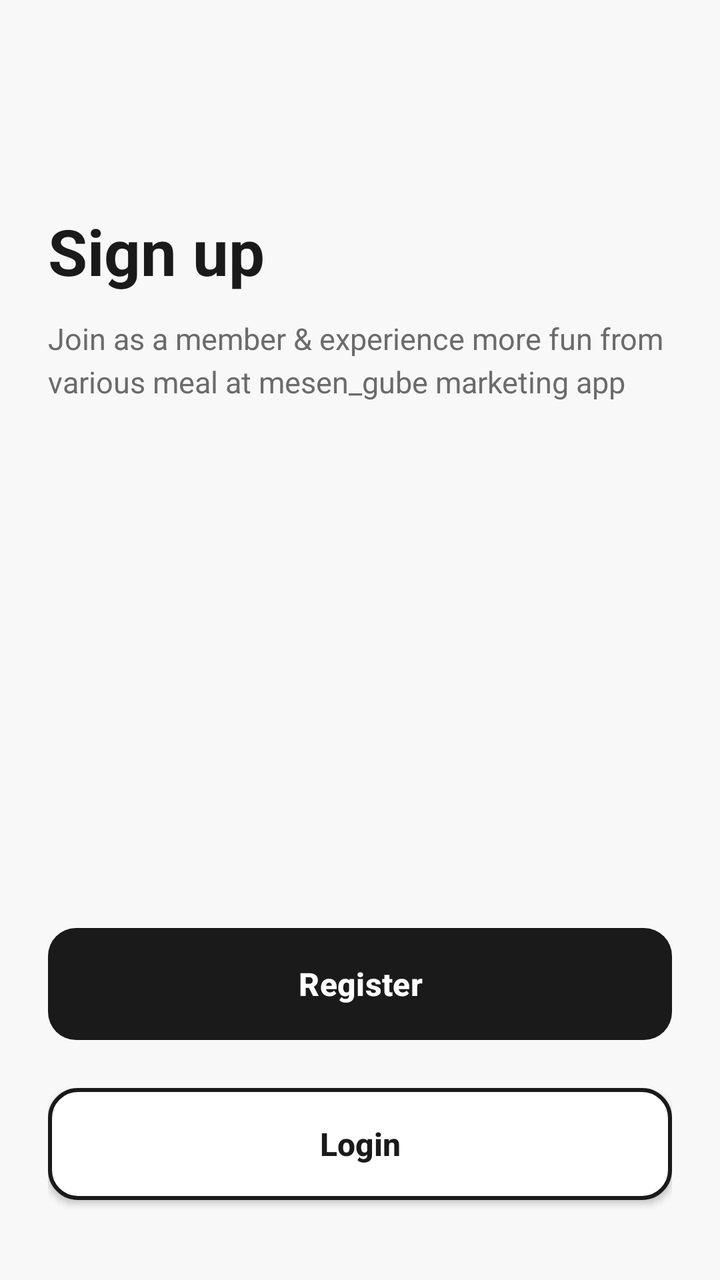
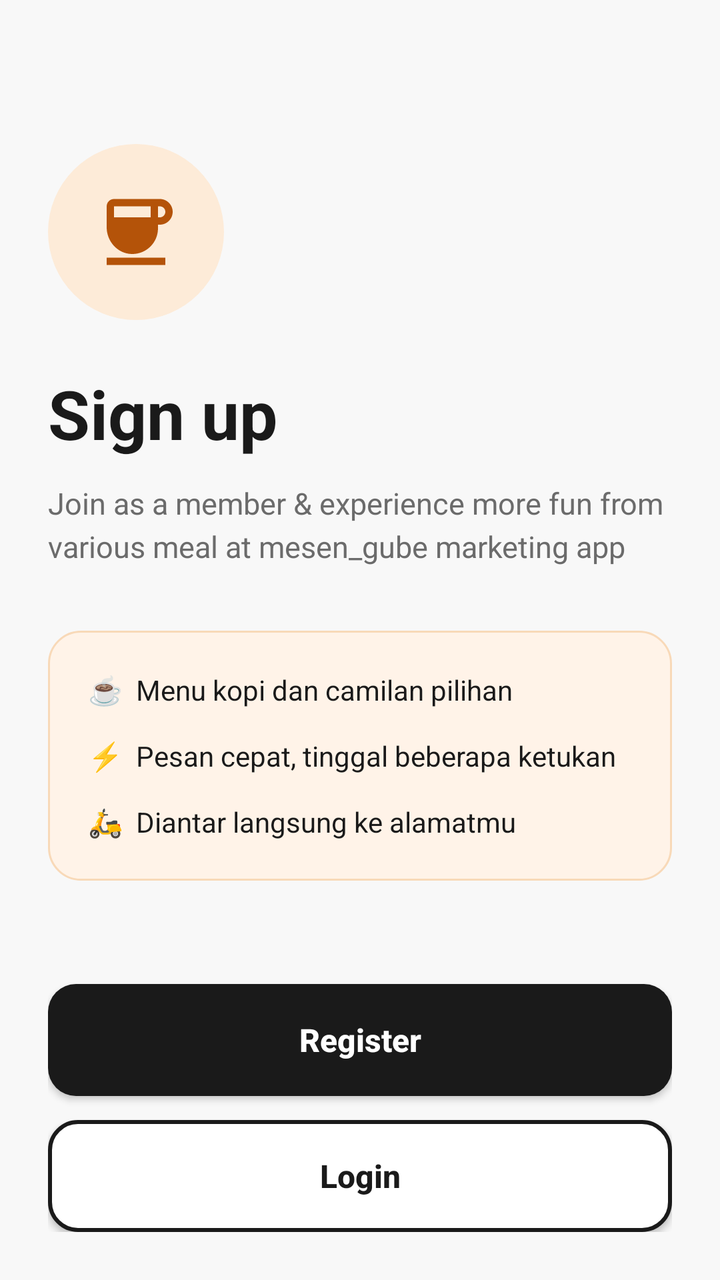

Two renders of the same Android screen: before a commit and after it. Below are the layout's source before the change and the commit's diff.
<!-- AndroidManifest.xml: application theme Theme.KopiDanNyemil -->
<!-- res/layout/activity_sign_up.xml -->
<?xml version="1.0" encoding="utf-8"?>
<androidx.constraintlayout.widget.ConstraintLayout
    xmlns:android="http://schemas.android.com/apk/res/android"
    xmlns:app="http://schemas.android.com/apk/res-auto"
    android:layout_width="match_parent"
    android:layout_height="match_parent"
    android:background="@color/background"
    android:paddingStart="24dp"
    android:paddingEnd="24dp"
    android:paddingTop="24dp"
    android:paddingBottom="16dp">

    <TextView
        android:id="@+id/tvTitle"
        android:layout_width="wrap_content"
        android:layout_height="wrap_content"
        android:layout_marginTop="80dp"
        android:text="Sign up"
        android:textColor="@color/black"
        android:textSize="32sp"
        android:textStyle="bold"
        app:layout_constraintTop_toTopOf="parent"
        app:layout_constraintStart_toStartOf="parent" />

    <TextView
        android:id="@+id/tvDesc"
        android:layout_width="0dp"
        android:layout_height="wrap_content"
        android:layout_marginTop="12dp"
        android:text="Join as a member &amp; experience more fun from various meal at mesen_gube marketing app"
        android:textColor="@color/gray_text"
        android:textSize="15sp"
        android:lineSpacingExtra="4dp"
        app:layout_constraintTop_toBottomOf="@id/tvTitle"
        app:layout_constraintStart_toStartOf="parent"
        app:layout_constraintEnd_toEndOf="parent" />

    <androidx.appcompat.widget.AppCompatButton
        android:id="@+id/btnLogin"
        android:layout_width="0dp"
        android:layout_height="56dp"
        android:background="@drawable/bg_button_outline"
        android:text="Login"
        android:textAllCaps="false"
        android:textColor="@color/black"
        android:textStyle="bold"
        android:textSize="16sp"
        android:layout_marginBottom="24dp"
        android:minHeight="0dp"
        android:paddingTop="0dp"
        android:paddingBottom="0dp"
        android:gravity="center"
        app:layout_constraintBottom_toBottomOf="parent"
        app:layout_constraintStart_toStartOf="parent"
        app:layout_constraintEnd_toEndOf="parent" />

    <Button
        android:id="@+id/btnRegister"
        android:layout_width="0dp"
        android:layout_height="56dp"
        android:layout_marginBottom="24dp"
        android:background="@drawable/bg_button"
        android:backgroundTint="@null"
        android:text="Register"
        android:textAllCaps="false"
        android:textColor="@color/white"
        android:textStyle="bold"
        android:textSize="16sp"
        android:minHeight="0dp"
        android:paddingTop="0dp"
        android:paddingBottom="0dp"
        android:gravity="center"
        app:layout_constraintBottom_toTopOf="@id/btnLogin"
        app:layout_constraintStart_toStartOf="parent"
        app:layout_constraintEnd_toEndOf="parent" />

</androidx.constraintlayout.widget.ConstraintLayout>
<!-- resources referenced by this layout -->
<resources>
  <color name="background">#F8F8F8</color>
  <color name="black">#1A1A1A</color>
  <color name="gray_text">#6B6B6B</color>
  <color name="white">#FFFFFF</color>
  <!-- drawable bg_button (drawable) -->
  <?xml version="1.0" encoding="utf-8"?>
  <shape xmlns:android="http://schemas.android.com/apk/res/android">
      <solid android:color="@color/black" />
      <corners android:radius="14dp" />
  </shape>
  <!-- drawable bg_button_outline (drawable) -->
  <?xml version="1.0" encoding="utf-8"?>
  <shape xmlns:android="http://schemas.android.com/apk/res/android">
      <solid android:color="#FFFFFF" />
      <stroke android:width="2dp" android:color="#1A1A1A" />
      <corners android:radius="14dp" />
  </shape>
  <style name="Theme.KopiDanNyemil" parent="Theme.Material3.Light.NoActionBar">
          <item name="colorPrimary">@color/black</item>
          <item name="android:statusBarColor">@color/background</item>
          <item name="android:windowLightStatusBar">true</item>
          <item name="android:windowBackground">@color/background</item>
          <item name="android:windowAnimationStyle">@style/ActivityAnim</item>
      </style>
  <style name="ActivityAnim" parent="@android:style/Animation.Activity">
          <item name="android:activityOpenEnterAnimation">@anim/slide_in_right</item>
          <item name="android:activityOpenExitAnimation">@anim/slide_out_left</item>
          <item name="android:activityCloseEnterAnimation">@anim/slide_in_left</item>
          <item name="android:activityCloseExitAnimation">@anim/slide_out_right</item>
      </style>
</resources>

<!-- the commit's change to res/layout/activity_sign_up.xml (unified diff, before → after) -->
@@ -1,77 +1,133 @@
 <?xml version="1.0" encoding="utf-8"?>
-<androidx.constraintlayout.widget.ConstraintLayout
+<ScrollView
     xmlns:android="http://schemas.android.com/apk/res/android"
     xmlns:app="http://schemas.android.com/apk/res-auto"
     android:layout_width="match_parent"
     android:layout_height="match_parent"
     android:background="@color/background"
-    android:paddingStart="24dp"
-    android:paddingEnd="24dp"
-    android:paddingTop="24dp"
-    android:paddingBottom="16dp">
+    android:fillViewport="true">
 
-    <TextView
-        android:id="@+id/tvTitle"
-        android:layout_width="wrap_content"
-        android:layout_height="wrap_content"
-        android:layout_marginTop="80dp"
-        android:text="Sign up"
-        android:textColor="@color/black"
-        android:textSize="32sp"
-        android:textStyle="bold"
-        app:layout_constraintTop_toTopOf="parent"
-        app:layout_constraintStart_toStartOf="parent" />
+    <androidx.constraintlayout.widget.ConstraintLayout
+        android:layout_width="match_parent"
+        android:layout_height="match_parent"
+        android:paddingStart="24dp"
+        android:paddingEnd="24dp"
+        android:paddingTop="24dp"
+        android:paddingBottom="24dp">
 
-    <TextView
-        android:id="@+id/tvDesc"
-        android:layout_width="0dp"
-        android:layout_height="wrap_content"
-        android:layout_marginTop="12dp"
-        android:text="Join as a member &amp; experience more fun from various meal at mesen_gube marketing app"
-        android:textColor="@color/gray_text"
-        android:textSize="15sp"
-        android:lineSpacingExtra="4dp"
-        app:layout_constraintTop_toBottomOf="@id/tvTitle"
-        app:layout_constraintStart_toStartOf="parent"
-        app:layout_constraintEnd_toEndOf="parent" />
+        <FrameLayout
+            android:id="@+id/logoCircle"
+            android:layout_width="88dp"
+            android:layout_height="88dp"
+            android:layout_marginTop="48dp"
+            android:background="@drawable/bg_circle_logo"
+            app:layout_constraintStart_toStartOf="parent"
+            app:layout_constraintTop_toTopOf="parent">
 
-    <androidx.appcompat.widget.AppCompatButton
-        android:id="@+id/btnLogin"
-        android:layout_width="0dp"
-        android:layout_height="56dp"
-        android:background="@drawable/bg_button_outline"
-        android:text="Login"
-        android:textAllCaps="false"
-        android:textColor="@color/black"
-        android:textStyle="bold"
-        android:textSize="16sp"
-        android:layout_marginBottom="24dp"
-        android:minHeight="0dp"
-        android:paddingTop="0dp"
-        android:paddingBottom="0dp"
-        android:gravity="center"
-        app:layout_constraintBottom_toBottomOf="parent"
-        app:layout_constraintStart_toStartOf="parent"
-        app:layout_constraintEnd_toEndOf="parent" />
+            <ImageView
+                android:layout_width="44dp"
+                android:layout_height="44dp"
+                android:layout_gravity="center"
+                android:src="@drawable/ic_coffe" />
+        </FrameLayout>
 
-    <Button
-        android:id="@+id/btnRegister"
-        android:layout_width="0dp"
-        android:layout_height="56dp"
-        android:layout_marginBottom="24dp"
-        android:background="@drawable/bg_button"
-        android:backgroundTint="@null"
-        android:text="Register"
-        android:textAllCaps="false"
-        android:textColor="@color/white"
-        android:textStyle="bold"
-        android:textSize="16sp"
-        android:minHeight="0dp"
-        android:paddingTop="0dp"
-        android:paddingBottom="0dp"
-        android:gravity="center"
-        app:layout_constraintBottom_toTopOf="@id/btnLogin"
-        app:layout_constraintStart_toStartOf="parent"
-        app:layout_constraintEnd_toEndOf="parent" />
+        <TextView
+            android:id="@+id/tvTitle"
+            android:layout_width="wrap_content"
+            android:layout_height="wrap_content"
+            android:layout_marginTop="24dp"
+            android:text="Sign up"
+            android:textColor="@color/black"
+            android:textSize="34sp"
+            android:textStyle="bold"
+            app:layout_constraintStart_toStartOf="parent"
+            app:layout_constraintTop_toBottomOf="@id/logoCircle" />
 
-</androidx.constraintlayout.widget.ConstraintLayout>
+        <TextView
+            android:id="@+id/tvDesc"
+            android:layout_width="0dp"
+            android:layout_height="wrap_content"
+            android:layout_marginTop="12dp"
+            android:lineSpacingExtra="4dp"
+            android:text="Join as a member &amp; experience more fun from various meal at mesen_gube marketing app"
+            android:textColor="@color/gray_text"
+            android:textSize="15sp"
+            app:layout_constraintEnd_toEndOf="parent"
+            app:layout_constraintStart_toStartOf="parent"
+            app:layout_constraintTop_toBottomOf="@id/tvTitle" />
+
+        <LinearLayout
+            android:id="@+id/perks"
+            android:layout_width="0dp"
+            android:layout_height="wrap_content"
+            android:layout_marginTop="32dp"
+            android:background="@drawable/bg_card_menu"
+            android:orientation="vertical"
+            android:padding="20dp"
+            app:layout_constraintEnd_toEndOf="parent"
+            app:layout_constraintStart_toStartOf="parent"
+            app:layout_constraintTop_toBottomOf="@id/tvDesc">
+
+            <TextView
+                android:layout_width="wrap_content"
+                android:layout_height="wrap_content"
+                android:text="☕  Menu kopi dan camilan pilihan"
+                android:textColor="@color/black"
+                android:textSize="14sp" />
+
+            <TextView
+                android:layout_width="wrap_content"
+                android:layout_height="wrap_content"
+                android:layout_marginTop="14dp"
+                android:text="⚡  Pesan cepat, tinggal beberapa ketukan"
+                android:textColor="@color/black"
+                android:textSize="14sp" />
+
+            <TextView
+                android:layout_width="wrap_content"
+                android:layout_height="wrap_content"
+                android:layout_marginTop="14dp"
+                android:text="🛵  Diantar langsung ke alamatmu"
+                android:textColor="@color/black"
+                android:textSize="14sp" />
+        </LinearLayout>
+
+        <androidx.appcompat.widget.AppCompatButton
+            android:id="@+id/btnRegister"
+            android:layout_width="0dp"
+            android:layout_height="56dp"
+            android:layout_marginBottom="12dp"
+            android:background="@drawable/bg_button"
+            android:gravity="center"
+            android:minHeight="0dp"
+            android:paddingTop="0dp"
+            android:paddingBottom="0dp"
+            android:text="Register"
+            android:textAllCaps="false"
+            android:textColor="@color/white"
+            android:textSize="16sp"
+            android:textStyle="bold"
+            app:layout_constraintBottom_toTopOf="@id/btnLogin"
+            app:layout_constraintEnd_toEndOf="parent"
+            app:layout_constraintStart_toStartOf="parent" />
+
+        <androidx.appcompat.widget.AppCompatButton
+            android:id="@+id/btnLogin"
+            android:layout_width="0dp"
+            android:layout_height="56dp"
+            android:background="@drawable/bg_button_outline"
+            android:gravity="center"
+            android:minHeight="0dp"
+            android:paddingTop="0dp"
+            android:paddingBottom="0dp"
+            android:text="Login"
+            android:textAllCaps="false"
+            android:textColor="@color/black"
+            android:textSize="16sp"
+            android:textStyle="bold"
+            app:layout_constraintBottom_toBottomOf="parent"
+            app:layout_constraintEnd_toEndOf="parent"
+            app:layout_constraintStart_toStartOf="parent" />
+
+    </androidx.constraintlayout.widget.ConstraintLayout>
+</ScrollView>
<!-- resource entries referenced after the edit -->
@@ -17,6 +17,30 @@
       <stroke android:width="2dp" android:color="#1A1A1A" />
       <corners android:radius="14dp" />
   </shape>
+  <!-- drawable bg_card_menu (drawable) -->
+  <?xml version="1.0" encoding="utf-8"?>
+  <shape xmlns:android="http://schemas.android.com/apk/res/android">
+      <solid android:color="@color/orange_light" />
+      <stroke android:width="1dp" android:color="@color/orange_border" />
+      <corners android:radius="16dp" />
+  </shape>
+  <!-- drawable bg_circle_logo (drawable) -->
+  <?xml version="1.0" encoding="utf-8"?>
+  <shape xmlns:android="http://schemas.android.com/apk/res/android" android:shape="oval">
+      <solid android:color="@color/cream" />
+  </shape>
+  <!-- drawable ic_coffe (drawable) -->
+  <?xml version="1.0" encoding="utf-8"?>
+  <vector xmlns:android="http://schemas.android.com/apk/res/android"
+      android:width="64dp"
+      android:height="64dp"
+      android:viewportWidth="24"
+      android:viewportHeight="24"
+      android:tint="#B45309">
+      <path
+          android:fillColor="#FF000000"
+          android:pathData="M18.5,3H6c-1.1,0 -2,0.9 -2,2v5.71c0,3.83 2.95,7.18 6.78,7.29 3.96,0.12 7.22,-3.06 7.22,-7v-1h0.5c1.93,0 3.5,-1.57 3.5,-3.5S20.43,3 18.5,3zM16,5v3H6V5h10zM18.5,8H18V5h0.5c0.83,0 1.5,0.67 1.5,1.5S19.33,8 18.5,8zM4,19h16v2H4z" />
+  </vector>
   <style name="Theme.KopiDanNyemil" parent="Theme.Material3.Light.NoActionBar">
           <item name="colorPrimary">@color/black</item>
           <item name="android:statusBarColor">@color/background</item>
@@ -24,6 +48,9 @@
           <item name="android:windowBackground">@color/background</item>
           <item name="android:windowAnimationStyle">@style/ActivityAnim</item>
       </style>
+  <color name="orange_light">#FFF3E8</color>
+  <color name="orange_border">#F8D9B8</color>
+  <color name="cream">#FDEBD8</color>
   <style name="ActivityAnim" parent="@android:style/Animation.Activity">
           <item name="android:activityOpenEnterAnimation">@anim/slide_in_right</item>
           <item name="android:activityOpenExitAnimation">@anim/slide_out_left</item>
